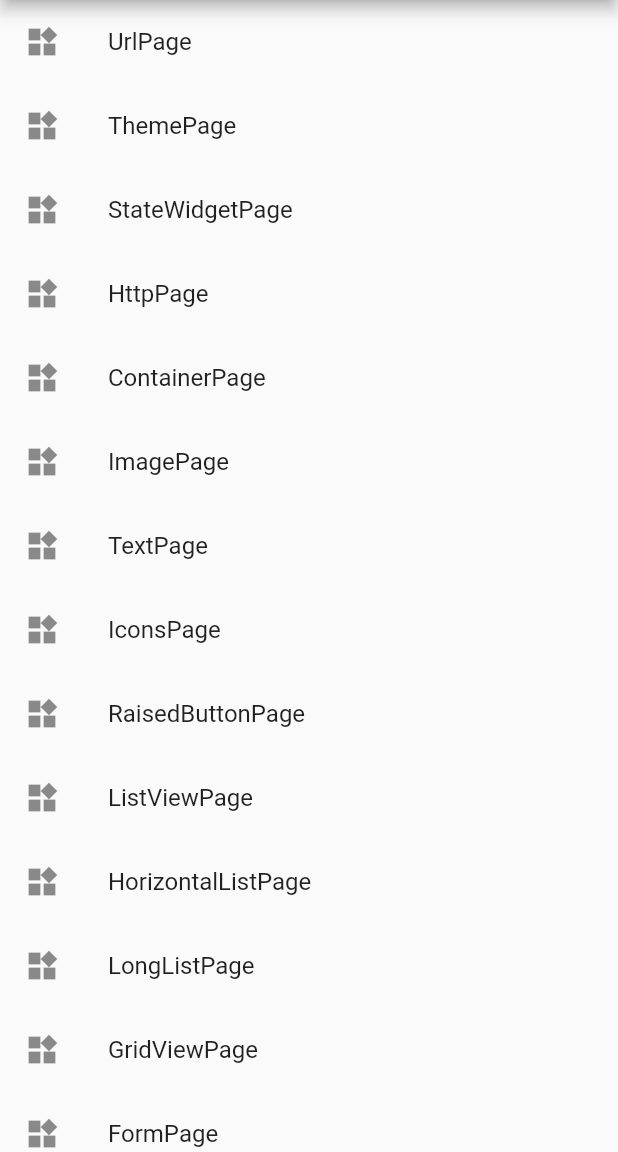
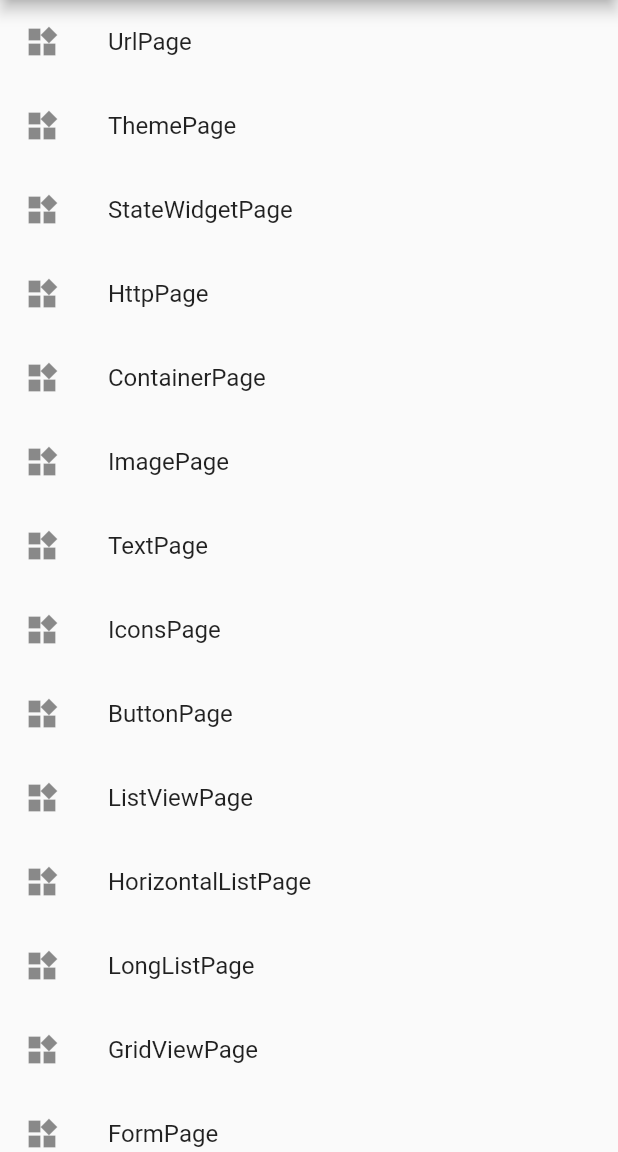
Before and after one commit to haoyd/FlutterSample, a Flutter app: the screen it shows after launch, on a phone screen of 412 x 824 dp, the part 84-1236 px from its top. Run offline on Flutter 3.47's test engine with Material 2 defaults, Android fonts, the phone set to English and light mode, and no system bars; our stand-ins replace fluttertoast.

Commit message:
feat：Button 想关

```diff
--- a/lib/controller/RaisedButtonPage.dart
+++ /dev/null
@@ -1,22 +0,0 @@
-import 'package:flutter/material.dart';
-import 'package:flutter_sample/view/widget/ToastUtil.dart';
-
-class RaisedButtonPage extends StatelessWidget {
-
-  @override
-  Widget build(BuildContext context) {
-    // TODO: implement build
-    return new Scaffold(
-      appBar: AppBar(title: Text("突起的按钮"),),
-      body: Center(
-        child: ElevatedButton(
-            onPressed: (){
-              ToastUtil.show("按下按钮");
-            },
-            child: Text('ElevatedButton组件'),
-         ),
-      ),
-    );
-  }
-
-}
--- a/lib/main.dart
+++ b/lib/main.dart
@@ -14,7 +14,7 @@ import 'controller/ListViewPage.dart';
 import 'controller/LongListPage.dart';
 import 'controller/OpacityPage.dart';
 import 'controller/PageJumpAnimationPage.dart';
-import 'controller/RaisedButtonPage.dart';
+import 'controller/ButtonPage.dart';
 import 'controller/SignaturePage.dart';
 import 'controller/StateWidgetPage.dart';
 import 'controller/TextPage.dart';
@@ -45,7 +45,7 @@ class MyApp extends StatelessWidget {
         'ImagePage': (BuildContext context) => new ImagePage(),
         'TextPage': (BuildContext context) => new TextPage(),
         'IconsPage': (BuildContext context) => new IconsPage(),
-        'RaisedButtonPage': (BuildContext context) => new RaisedButtonPage(),
+        'ButtonPage': (BuildContext context) => new ButtonPage(),
         'ListViewPage': (BuildContext context) => new ListViewPage(),
         'HorizontalListPage': (BuildContext context) => new HorizontalListPage(),
         'LongListPage': (BuildContext context) => new LongListPage(),
@@ -101,7 +101,7 @@ class _SampleAppPageState extends State<SampleAppPage> {
     widgets.add(_getListItem("ImagePage"));
     widgets.add(_getListItem("TextPage"));
     widgets.add(_getListItem("IconsPage"));
-    widgets.add(_getListItem("RaisedButtonPage"));
+    widgets.add(_getListItem("ButtonPage"));
     widgets.add(_getListItem("ListViewPage"));
     widgets.add(_getListItem("HorizontalListPage"));
     widgets.add(_getListItem("LongListPage"));
```
Also changed, not shown: lib/controller/ButtonPage.dart (added, +44 -0 lines).
